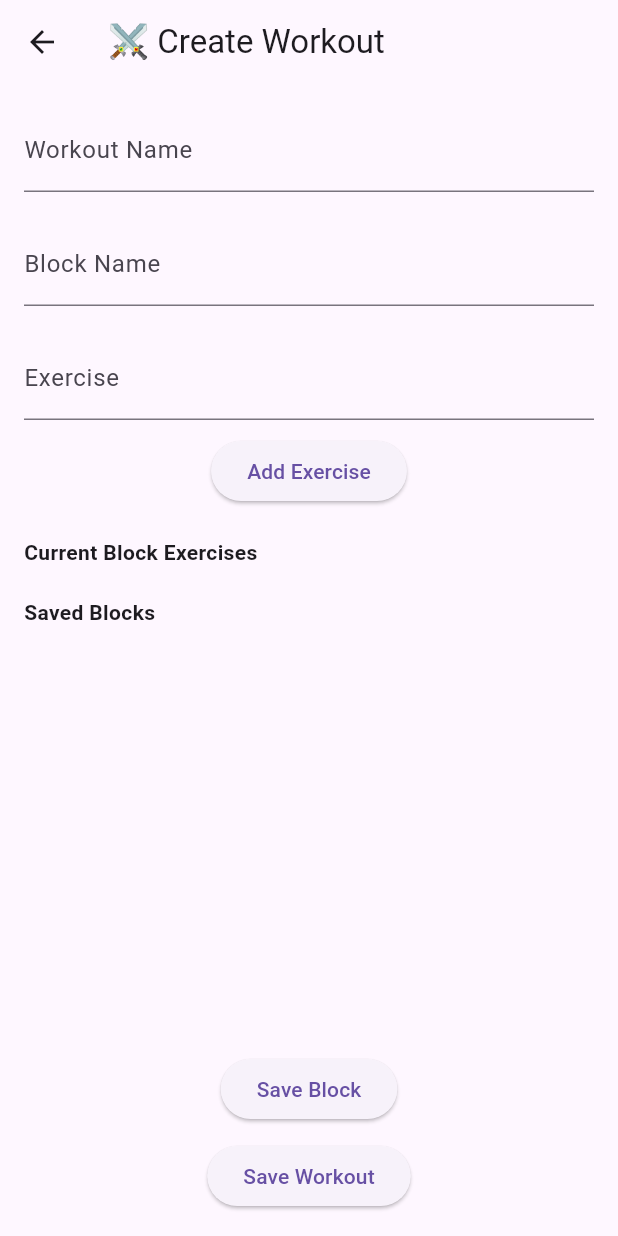
After one commit to vraj24713-sketch/system-awakening, a Flutter app: the screen it shows after launch, after a tap on the "add" icon, on a phone screen of 412 x 824 dp. The commit adds this screen. Run offline on Flutter 3.47's test engine with Material 3 defaults, Android fonts, the phone set to English and light mode, and no system bars; our stand-ins replace flutter_riverpod, shared_preferences.

Commit message:
Added custom workout creation and storage

```diff
--- /dev/null
+++ b/lib/models/custom_workout.dart
@@ -0,0 +1,37 @@
+class CustomBlock {
+  final String name;
+  final List<String> exercises;
+
+  CustomBlock({required this.name, required this.exercises});
+
+  Map<String, dynamic> toJson() {
+    return {'name': name, 'exercises': exercises};
+  }
+
+  factory CustomBlock.fromJson(Map<String, dynamic> json) {
+    return CustomBlock(
+      name: json['name'],
+      exercises: List<String>.from(json['exercises']),
+    );
+  }
+}
+
+class CustomWorkout {
+  final String name;
+  final List<CustomBlock> blocks;
+
+  CustomWorkout({required this.name, required this.blocks});
+
+  Map<String, dynamic> toJson() {
+    return {'name': name, 'blocks': blocks.map((e) => e.toJson()).toList()};
+  }
+
+  factory CustomWorkout.fromJson(Map<String, dynamic> json) {
+    return CustomWorkout(
+      name: json['name'],
+      blocks: (json['blocks'] as List)
+          .map((e) => CustomBlock.fromJson(e))
+          .toList(),
+    );
+  }
+}
--- /dev/null
+++ b/lib/screens/create_workout_screen.dart
@@ -0,0 +1,148 @@
+import 'package:flutter/material.dart';
+
+import '../models/custom_workout.dart';
+import '../services/custom_workout_service.dart';
+
+class CreateWorkoutScreen extends StatefulWidget {
+  const CreateWorkoutScreen({super.key});
+
+  @override
+  State<CreateWorkoutScreen> createState() => _CreateWorkoutScreenState();
+}
+
+class _CreateWorkoutScreenState extends State<CreateWorkoutScreen> {
+  final nameController = TextEditingController();
+
+  final blockController = TextEditingController();
+
+  final exerciseController = TextEditingController();
+
+  final blockExercises = <String>[];
+
+  final blocks = <CustomBlock>[];
+
+  @override
+  Widget build(BuildContext context) {
+    return Scaffold(
+      appBar: AppBar(title: const Text('⚔ Create Workout')),
+
+      body: Padding(
+        padding: const EdgeInsets.all(16),
+
+        child: Column(
+          children: [
+            TextField(
+              controller: nameController,
+              decoration: const InputDecoration(labelText: 'Workout Name'),
+            ),
+
+            const SizedBox(height: 20),
+
+            TextField(
+              controller: blockController,
+              decoration: const InputDecoration(labelText: 'Block Name'),
+            ),
+
+            const SizedBox(height: 20),
+
+            TextField(
+              controller: exerciseController,
+              decoration: const InputDecoration(labelText: 'Exercise'),
+            ),
+
+            const SizedBox(height: 10),
+
+            ElevatedButton(
+              onPressed: () {
+                if (exerciseController.text.isNotEmpty) {
+                  setState(() {
+                    blockExercises.add(exerciseController.text);
+
+                    exerciseController.clear();
+                  });
+                }
+              },
+              child: const Text('Add Exercise'),
+            ),
+
+            const SizedBox(height: 20),
+
+            Expanded(
+              child: ListView(
+                children: [
+                  const Text(
+                    'Current Block Exercises',
+                    style: TextStyle(fontWeight: FontWeight.bold),
+                  ),
+
+                  ...blockExercises.map((e) => ListTile(title: Text(e))),
+
+                  const SizedBox(height: 20),
+
+                  const Text(
+                    'Saved Blocks',
+                    style: TextStyle(fontWeight: FontWeight.bold),
+                  ),
+
+                  ...blocks.map(
+                    (block) => Card(
+                      child: ListTile(
+                        title: Text(block.name),
+                        subtitle: Text(block.exercises.join(', ')),
+                      ),
+                    ),
+                  ),
+                ],
+              ),
+            ),
+
+            Column(
+              children: [
+                ElevatedButton(
+                  onPressed: () {
+                    if (blockController.text.isEmpty ||
+                        blockExercises.isEmpty) {
+                      return;
+                    }
+
+                    setState(() {
+                      blocks.add(
+                        CustomBlock(
+                          name: blockController.text,
+                          exercises: List.from(blockExercises),
+                        ),
+                      );
+
+                      blockController.clear();
+                      blockExercises.clear();
+                    });
+                  },
+                  child: const Text('Save Block'),
+                ),
+
+                const SizedBox(height: 10),
+
+                ElevatedButton(
+                  onPressed: () async {
+                    if (nameController.text.isEmpty || blocks.isEmpty) {
+                      return;
+                    }
+
+                    await CustomWorkoutService.saveWorkout(
+                      CustomWorkout(name: nameController.text, blocks: blocks),
+                    );
+
+                    if (mounted) {
+                      Navigator.pop(context);
+                    }
+                  },
+                  child: const Text('Save Workout'),
+                ),
+              ],
+            ),
+          ],
+        ),
+      ),
+    );
+  }
+}
--- a/lib/screens/home_screen.dart
+++ b/lib/screens/home_screen.dart
@@ -19,6 +19,11 @@ import 'achievement_screen.dart';
 
 import 'daily_quest_screen.dart';
 
+import 'create_workout_screen.dart';
+
+import '../models/custom_workout.dart';
+import '../services/custom_workout_service.dart';
+
 class HomeScreen extends ConsumerWidget {
   const HomeScreen({super.key});
 
@@ -37,6 +42,16 @@ class HomeScreen extends ConsumerWidget {
       appBar: AppBar(
         title: const Text('System Awakening'),
         actions: [
+          IconButton(
+            icon: const Icon(Icons.add),
+            onPressed: () {
+              Navigator.push(
+                context,
+                MaterialPageRoute(builder: (_) => const CreateWorkoutScreen()),
+              );
+            },
+          ),
+
           IconButton(
             icon: const Icon(Icons.assignment),
             onPressed: () {
@@ -109,6 +124,59 @@ class HomeScreen extends ConsumerWidget {
                     loading: () => const SizedBox(),
 
                     error: (error, stackTrace) => const SizedBox(),
+                  ),
+
+                  FutureBuilder<List<CustomWorkout>>(
+                    future: CustomWorkoutService.getWorkouts(),
+                    builder: (context, snapshot) {
+                      if (!snapshot.hasData) {
+                        return const SizedBox();
+                      }
+
+                      final workouts = snapshot.data!;
+
+                      if (workouts.isEmpty) {
+                        return const SizedBox();
+                      }
+
+                      return Card(
+                        child: Padding(
+                          padding: const EdgeInsets.all(16),
+
+                          child: Column(
+                            crossAxisAlignment: CrossAxisAlignment.start,
+
+                            children: [
+                              const Text(
+                                '⚔ CUSTOM WORKOUTS',
+                                style: TextStyle(
+                                  fontSize: 18,
+                                  fontWeight: FontWeight.bold,
+                                ),
+                              ),
+
+                              const SizedBox(height: 12),
+
+                              ...workouts.map(
+                                (workout) => ListTile(
+                                  onTap: () {
+                                    // launch custom workout
+                                  },
+
+                                  leading: const Icon(Icons.fitness_center),
+
+                                  title: Text(workout.name),
+
+                                  subtitle: Text(
+                                    '${workout.blocks.length} Blocks',
+                                  ),
+                                ),
+                              ),
+                            ],
+                          ),
+                        ),
+                      );
+                    },
                   ),
 
                   const SizedBox(height: 12),
--- /dev/null
+++ b/lib/services/custom_workout_service.dart
@@ -0,0 +1,29 @@
+import 'dart:convert';
+
+import 'package:shared_preferences/shared_preferences.dart';
+
+import '../models/custom_workout.dart';
+
+class CustomWorkoutService {
+  static const key = 'customWorkouts';
+
+  static Future<void> saveWorkout(CustomWorkout workout) async {
+    final prefs = await SharedPreferences.getInstance();
+
+    final workouts = await getWorkouts();
+
+    workouts.add(workout);
+
+    final jsonList = workouts.map((e) => jsonEncode(e.toJson())).toList();
+
+    await prefs.setStringList(key, jsonList);
+  }
+
+  static Future<List<CustomWorkout>> getWorkouts() async {
+    final prefs = await SharedPreferences.getInstance();
+
+    final data = prefs.getStringList(key) ?? [];
+
+    return data.map((e) => CustomWorkout.fromJson(jsonDecode(e))).toList();
+  }
+}
```
